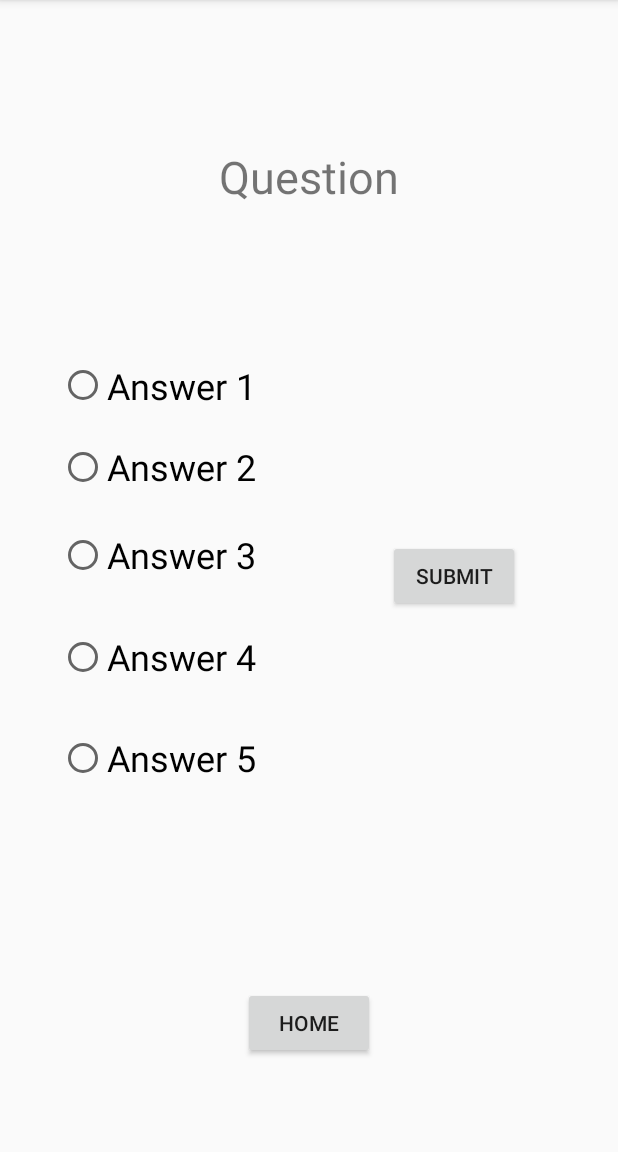
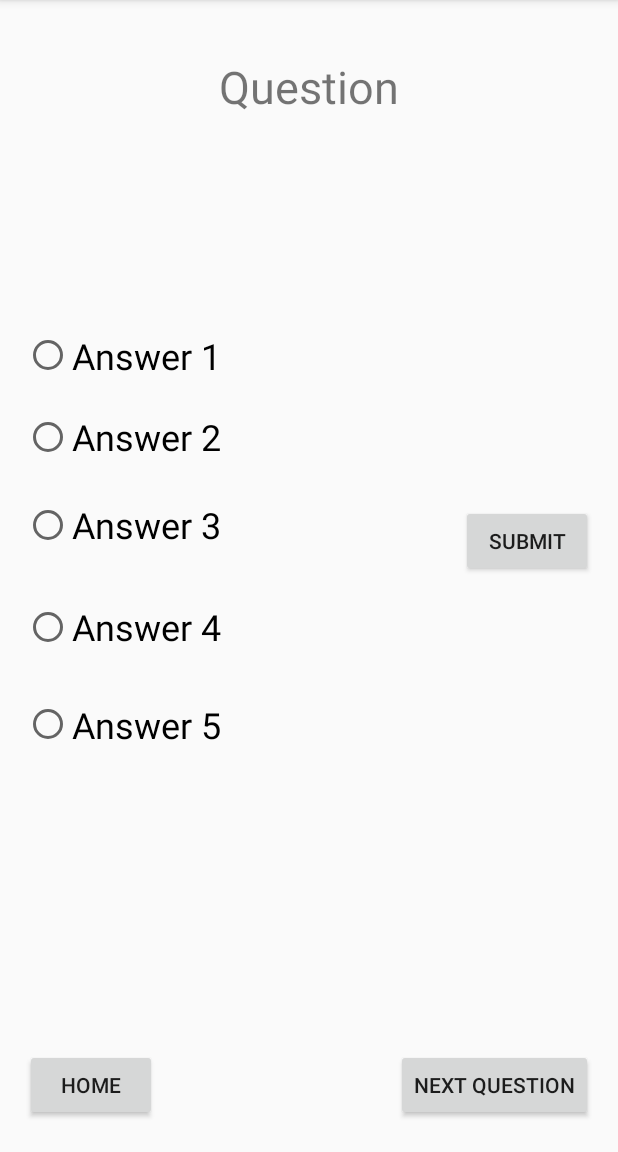
Before and after one commit to georgewpurnell/Study-App, an Android app: the Quiz screen opened directly, with no data from a screen before it, on a phone screen of 412 x 824 dp, the part 84-1236 px from its top. Run offline under Robolectric (Android 15) with nearby library versions, the phone set to English and light mode, and no system bars; 3 statements that could not run were skipped.

Commit message:
updaated Quiz

```diff
--- a/app/src/main/java/com/georgewpurnell/studyapp/MultipleChoice.java
+++ b/app/src/main/java/com/georgewpurnell/studyapp/MultipleChoice.java
@@ -68,7 +68,8 @@ public class MultipleChoice extends AppCompatActivity {
                 if (wrongAnswerText4.getText() != null) {
                     wrongAnswerList.add(wrongAnswerText4.getText().toString());
                 }
-                System.out.println(wrongAnswerList.toString());
+                QuestionRepository.putInRepository(question, answer);
+                QuestionRepository.putMultipleChoiceIntoRepository(question, wrongAnswerList);
                 questionText.setText(null);
                 correctAnswerText.setText(null);
                 wrongAnswerText1.setText(null);
--- a/app/src/main/java/com/georgewpurnell/studyapp/QuestionRepository.java
+++ b/app/src/main/java/com/georgewpurnell/studyapp/QuestionRepository.java
@@ -10,12 +10,26 @@ import java.util.Hashtable;
 public class QuestionRepository {
     static ArrayList<String> keyList = new ArrayList<String>();
 
+    public static ArrayList<String> getMultipleChoiceKeyList() {
+        return multipleChoiceKeyList;
+    }
+
+    static ArrayList<String> multipleChoiceKeyList = new ArrayList<String>();
+
     static Hashtable<String, String> Questions
             = new Hashtable<>();
+
+    static Hashtable<String, ArrayList<String>> multipleChoiceQuestions
+            = new Hashtable<>();
+
     public static void putInRepository(String question, String answer) {
         Questions.put(question, answer);
         keyList.add(question);
-        System.out.println(answer);
+    }
+
+    public static void putMultipleChoiceIntoRepository(String question, ArrayList<String> answerList){
+        multipleChoiceQuestions.put(question, answerList);
+        multipleChoiceKeyList.add(question);
     }
 
 
--- a/app/src/main/res/layout/activity_quiz.xml
+++ b/app/src/main/res/layout/activity_quiz.xml
@@ -20,7 +20,7 @@
         app:layout_constraintLeft_toLeftOf="parent"
         app:layout_constraintRight_toRightOf="parent"
         app:layout_constraintTop_toTopOf="parent"
-        app:layout_constraintVertical_bias="0.126" />
+        app:layout_constraintVertical_bias="0.041" />
 
 
 
@@ -38,7 +38,8 @@
         android:layout_marginTop="8dp"
         app:layout_constraintBottom_toBottomOf="parent"
         android:layout_marginBottom="8dp"
-        app:layout_constraintVertical_bias="0.923" />
+        app:layout_constraintVertical_bias="0.982"
+        app:layout_constraintHorizontal_bias="0.028" />
 
     <Button
         android:id="@+id/submitQuiz"
@@ -49,11 +50,12 @@
         app:layout_constraintRight_toRightOf="parent"
         android:layout_marginLeft="8dp"
         app:layout_constraintLeft_toLeftOf="parent"
-        app:layout_constraintHorizontal_bias="0.814"
+        app:layout_constraintHorizontal_bias="0.971"
         app:layout_constraintTop_toTopOf="parent"
         android:layout_marginTop="8dp"
         app:layout_constraintBottom_toBottomOf="parent"
-        android:layout_marginBottom="8dp" />
+        android:layout_marginBottom="8dp"
+        app:layout_constraintVertical_bias="0.467" />
 
     <RadioGroup
         android:layout_width="wrap_content"
@@ -63,20 +65,18 @@
 
     <RadioGroup
         android:id="@+id/answerGroupQuiz"
-        android:layout_width="370dp"
-        android:layout_height="311dp"
+        android:layout_width="259dp"
+        android:layout_height="354dp"
         android:layout_marginBottom="8dp"
         android:layout_marginLeft="8dp"
         android:layout_marginRight="8dp"
         android:layout_marginTop="8dp"
         app:layout_constraintBottom_toBottomOf="parent"
-        app:layout_constraintHorizontal_bias="0.905"
         app:layout_constraintLeft_toLeftOf="parent"
         app:layout_constraintRight_toRightOf="parent"
         app:layout_constraintTop_toTopOf="parent"
-        app:layout_constraintVertical_bias="0.497"
-        tools:layout_editor_absoluteX="-2dp"
-        tools:layout_editor_absoluteY="100dp">
+        app:layout_constraintHorizontal_bias="0.0"
+        tools:layout_editor_absoluteY="58dp">
 
         <RadioButton
             android:id="@+id/answerQuiz1"
@@ -145,7 +145,7 @@
         <RadioButton
             android:id="@+id/answerQuiz5"
             android:layout_width="174dp"
-            android:layout_height="match_parent"
+            android:layout_height="46dp"
             android:layout_marginBottom="8dp"
             android:layout_marginLeft="8dp"
             android:layout_marginRight="8dp"
@@ -160,5 +160,21 @@
             app:layout_constraintVertical_bias="0.73" />
     </RadioGroup>
 
+    <Button
+        android:id="@+id/nextQuestionQuiz"
+        android:layout_width="wrap_content"
+        android:layout_height="wrap_content"
+        android:layout_marginBottom="8dp"
+        android:layout_marginLeft="8dp"
+        android:layout_marginRight="8dp"
+        android:layout_marginTop="8dp"
+        android:text="Next Question"
+        app:layout_constraintBottom_toBottomOf="parent"
+        app:layout_constraintHorizontal_bias="0.966"
+        app:layout_constraintLeft_toLeftOf="parent"
+        app:layout_constraintRight_toRightOf="parent"
+        app:layout_constraintTop_toTopOf="parent"
+        app:layout_constraintVertical_bias="0.982" />
+
 
 </android.support.constraint.ConstraintLayout>
```
Also changed, not shown: app/src/main/java/com/georgewpurnell/studyapp/Quiz.java (+36 -0 lines).
